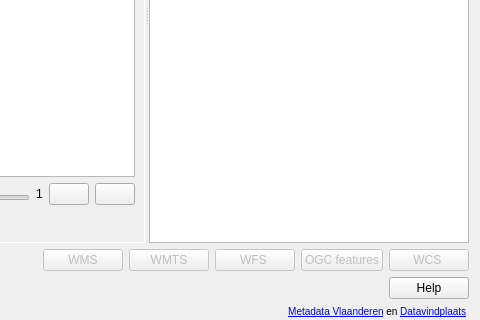
This is ui_geopunt4QgisDataCatalog.ui in Informatievlaanderen/geopunt-plugins-qgis as Qt 5 draws it before an edit; both pictures show x 212 to 692 and y 298 to 618 of the 692 by 618 pixel window. The edited form follows.
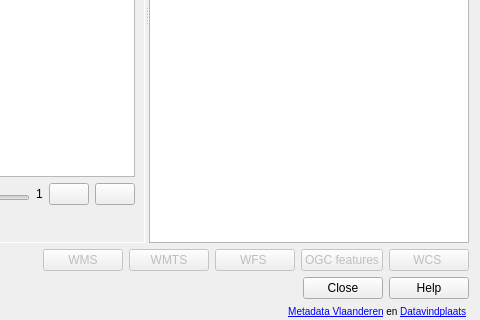
This is the edited form. Icons and pictures are not drawn.

The edit to the form file:
```diff
--- a/ui_geopunt4QgisDataCatalog.ui
+++ b/ui_geopunt4QgisDataCatalog.ui
@@ -468,7 +468,7 @@
         <enum>Qt::Horizontal</enum>
        </property>
        <property name="standardButtons">
-        <set>QDialogButtonBox::Help</set>
+        <set>QDialogButtonBox::StandardButton::Close|QDialogButtonBox::StandardButton::Help</set>
        </property>
       </widget>
      </item>
```
Left out of the diff: 77 changed lines with no effect on the pictures.
